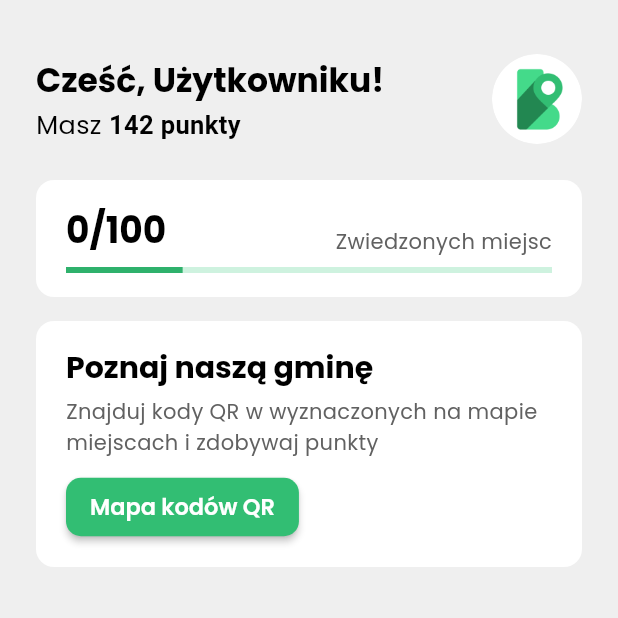
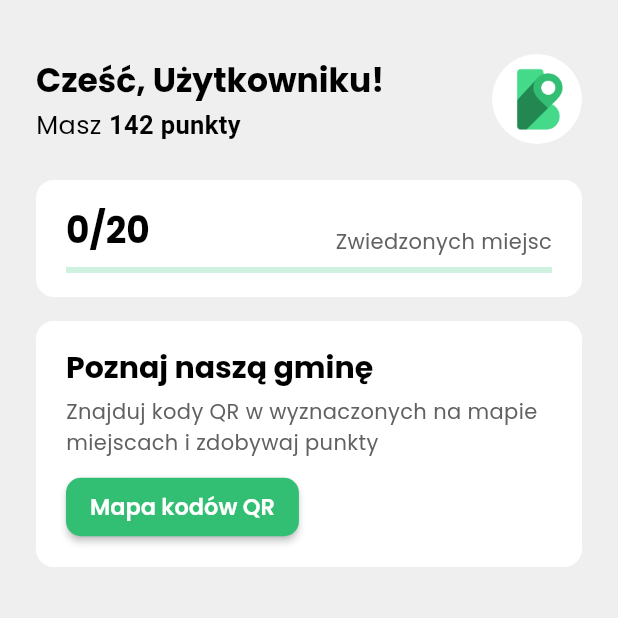
Before and after one commit to gonciuu/scanningworld, a Flutter app: the HomeWrapper screen opened by its route, on a phone screen of 412 x 824 dp, the top half of it. Run offline on Flutter 3.47's test engine with Material 2 defaults, Android fonts, the phone set to English and light mode, and no system bars; drawn by our look-alikes of flutter_platform_widgets; our stand-ins replace dio, flutter_map, flutter_secure_storage, flutter_svg, google_fonts, latlong2 and 3 more; missing offline and left inert: flutter_map_marker_popup; accounts and stored records are empty; network calls fail; statements that could not run were skipped.

Commit message:
fix some shit

```diff
--- a/app/lib/main.dart
+++ b/app/lib/main.dart
@@ -52,7 +52,7 @@ class MyApp extends StatelessWidget {
           ForgotPasswordScreen.routeName: (context) =>
                ForgotPasswordScreen(),
           HomeWrapper.routeName: (context) => const HomeWrapper(),
-          HomeScreen.routeName: (context) => const HomeScreen(),
+
           EnterPinCodeScreen.routeName: (context) =>
                EnterPinCodeScreen(),
         },
--- a/app/lib/screens/home/home_screen.dart
+++ b/app/lib/screens/home/home_screen.dart
@@ -15,8 +15,9 @@ import '../../widgets/common/big_title.dart';
 
 class HomeScreen extends StatelessWidget {
   static const String routeName = '/home';
+  final Function navigateToTab;
 
-  const HomeScreen({Key? key}) : super(key: key);
+  const HomeScreen({Key? key, required this.navigateToTab}) : super(key: key);
 
   @override
   Widget build(BuildContext context) {
@@ -61,11 +62,14 @@ class HomeScreen extends StatelessWidget {
                           ],
                         ),
                       ),
-                      CircleAvatar(
-                        radius: 30,
-                        backgroundColor: Colors.grey.shade200,
-                        backgroundImage:
-                            const AssetImage('assets/logo_scanningworld.png'),
+                      GestureDetector(
+                        onTap: () => navigateToTab(3),
+                        child: CircleAvatar(
+                          radius: 30,
+                          backgroundColor: Colors.grey.shade200,
+                          backgroundImage:
+                              const AssetImage('assets/logo_scanningworld.png'),
+                        ),
                       ),
                     ],
                   ),
@@ -82,7 +86,7 @@ class HomeScreen extends StatelessWidget {
                           children: [
                             BigTitle(
                                 text:
-                                    "${user != null ? user.scannedPlaces.length : 0}/100"),
+                                    "${user != null ? user.scannedPlaces.length : 0}/20"),
                             const SmallSubtitle(text: "Zwiedzonych miejsc"),
                           ],
                         ),
@@ -92,7 +96,8 @@ class HomeScreen extends StatelessWidget {
                           curve: Curves.easeInOut,
                           tween: Tween<double>(
                             begin: 0,
-                            end: 0.24,
+                            end: ((user?.scannedPlaces.length.toDouble() ?? 0) /
+                                20),
                           ),
                           builder: (context, value, _) =>
                               LinearProgressIndicator(
@@ -127,7 +132,7 @@ class HomeScreen extends StatelessWidget {
                           "Mapa kodów QR",
                           style: TextStyle(color: Colors.white),
                         ),
-                        onPressed: () {},
+                        onPressed: () => navigateToTab(2),
                       )
                     ],
                   ),
@@ -158,7 +163,7 @@ class HomeScreen extends StatelessWidget {
                               fontWeight: FontWeight.w100,
                               letterSpacing: 0),
                         ),
-                        onPressed: () {},
+                        onPressed: () => navigateToTab(1),
                       )
                     ],
                   ),
--- a/app/lib/screens/wrappers/home_wrapper.dart
+++ b/app/lib/screens/wrappers/home_wrapper.dart
@@ -31,8 +31,10 @@ class _HomeWrapperState extends State<HomeWrapper> {
     });
   }
 
-  final List<Widget> _widgetOptions = <Widget>[
-    const HomeScreen(),
+  List<Widget> _widgetOptions ()=> <Widget>[
+    HomeScreen(
+      navigateToTab: _onItemTapped,
+    ),
     const RewardsScreen(),
     const MapScreen(),
     const ProfileScreen(),
@@ -40,7 +42,6 @@ class _HomeWrapperState extends State<HomeWrapper> {
 
   @override
   Widget build(BuildContext context) {
-    final user = context.watch<AuthProvider>().user;
     return PlatformScaffold(
       iosContentBottomPadding: true,
       iosContentPadding: true,
@@ -69,7 +70,7 @@ class _HomeWrapperState extends State<HomeWrapper> {
       ),
       body: IndexedStack(
         index: _selectedIndex,
-        children: _widgetOptions,
+        children: _widgetOptions(),
       ),
     );
   }
--- a/app/pubspec.yaml
+++ b/app/pubspec.yaml
@@ -51,6 +51,7 @@ dependencies:
   latlong2: ^0.8.1
   flutter_map_marker_popup: ^4.0.0
   url_launcher: ^6.1.6
+  qr_code_scanner: ^1.0.1
 
 dev_dependencies:
   flutter_launcher_icons: ^0.10.0
```
Also changed, not shown: app/lib/screens/register_screen.dart (+6 -3 lines), app/lib/screens/sign_in_screen.dart (+6 -3 lines).
